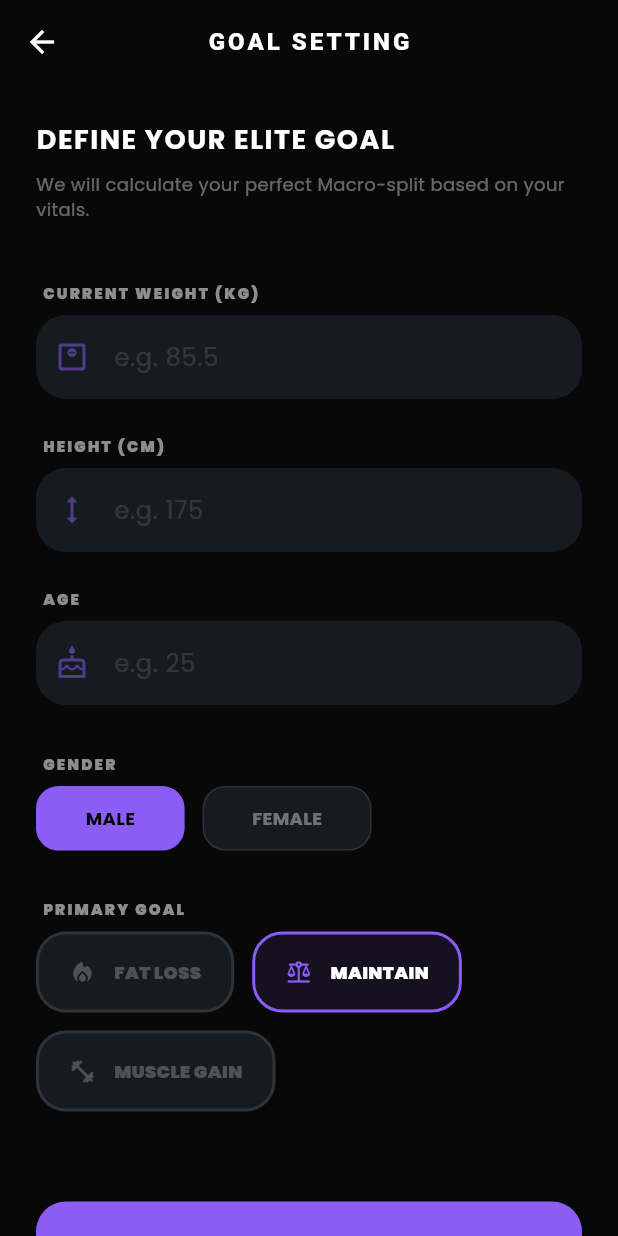
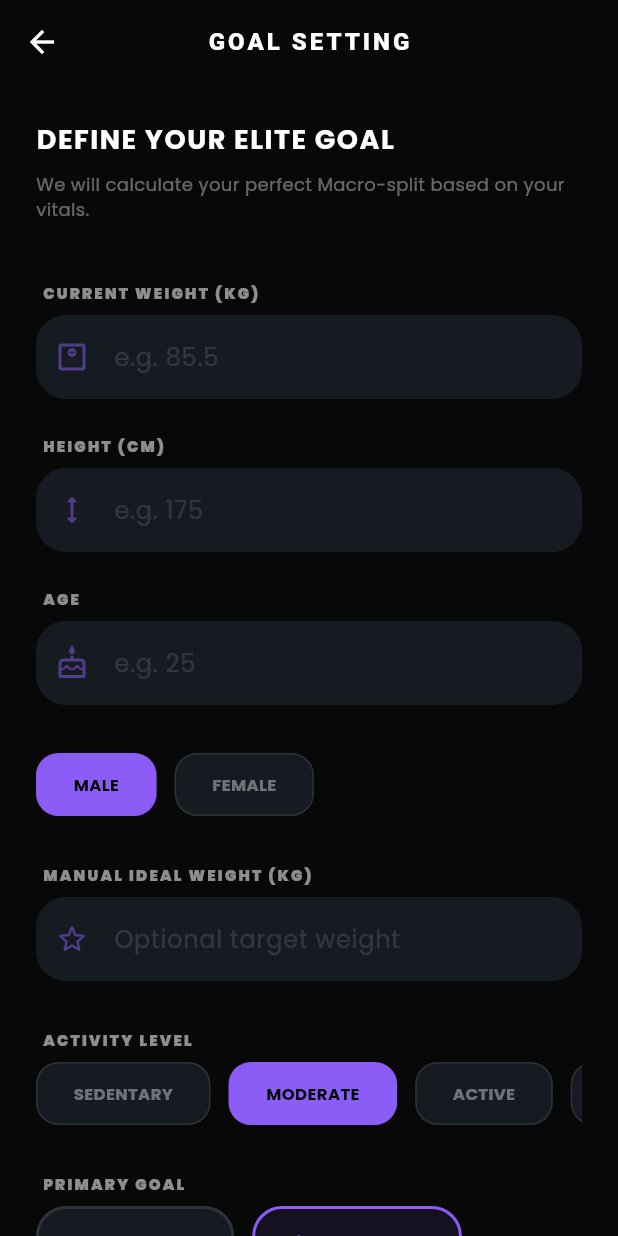
Before and after one commit to yogesh5770/slimfitness, a Flutter app: the GoalSettingView screen opened directly, on a phone screen of 412 x 824 dp. Run offline on Flutter 3.47's test engine with Material 3 defaults, Android fonts, the phone set to English and light mode, and no system bars; our stand-ins replace animate_do, device_info_plus, firebase_auth, firebase_core, firebase_database, firebase_messaging and 8 more; missing offline and left inert: flutter_background_service, flutter_background_service_android; accounts and stored records are empty; generated files the repository leaves out were written again; network calls fail.

Commit message:
Phase 14: Elite Profile Overhaul, Step Tracking Removal, and Identity Hardening

```diff
--- a/lib/goal_setting_view.dart
+++ b/lib/goal_setting_view.dart
@@ -18,8 +18,10 @@ class _GoalSettingViewState extends State<GoalSettingView> {
   final _weightController = TextEditingController();
   final _heightController = TextEditingController();
   final _ageController = TextEditingController();
+  final _idealWeightController = TextEditingController();
   String _selectedGoal = 'maintenance';
   String _selectedGender = 'male';
+  String _selectedActivity = 'moderate';
   bool _isLoading = false;
 
   @override
@@ -39,8 +41,10 @@ class _GoalSettingViewState extends State<GoalSettingView> {
         _weightController.text = (data['weight'] ?? '').toString();
         _heightController.text = (data['height'] ?? '').toString();
         _ageController.text = (data['age'] ?? '').toString();
+        _idealWeightController.text = (data['idealWeight'] ?? '').toString();
         _selectedGoal = data['goal'] ?? 'maintenance';
         _selectedGender = data['gender'] ?? 'male';
+        _selectedActivity = data['activityLevel'] ?? 'moderate';
       });
     }
   }
@@ -49,6 +53,7 @@ class _GoalSettingViewState extends State<GoalSettingView> {
     final weight = double.tryParse(_weightController.text);
     final height = double.tryParse(_heightController.text);
     final age = int.tryParse(_ageController.text);
+    final idealWeight = double.tryParse(_idealWeightController.text) ?? 0.0;
 
     if (weight == null || height == null || age == null) {
       ScaffoldMessenger.of(context).showSnackBar(const SnackBar(content: Text('Please enter valid numbers')));
@@ -66,6 +71,7 @@ class _GoalSettingViewState extends State<GoalSettingView> {
         age: age,
         isMale: _selectedGender == 'male',
         goal: _selectedGoal,
+        activityLevel: _selectedActivity,
       );
 
       final macros = VitalsService.calculateMacros(
@@ -80,6 +86,8 @@ class _GoalSettingViewState extends State<GoalSettingView> {
         'age': age,
         'gender': _selectedGender,
         'goal': _selectedGoal,
+        'activityLevel': _selectedActivity,
+        'idealWeight': idealWeight,
         'dailyCalorieTarget': calories,
         'proteinTarget': macros['protein'],
         'carbTarget': macros['carbs'],
@@ -136,13 +144,33 @@ class _GoalSettingViewState extends State<GoalSettingView> {
             _buildTextField(_ageController, 'e.g. 25', Icons.cake_outlined),
 
             const SizedBox(height: 32),
-            _buildInputLabel('GENDER'),
             Row(
               children: [
-                _buildChoiceChip('male', 'MALE'),
+                _buildChoiceChip('male', 'MALE', (v) => _selectedGender = v, _selectedGender),
                 const SizedBox(width: 12),
-                _buildChoiceChip('female', 'FEMALE'),
+                _buildChoiceChip('female', 'FEMALE', (v) => _selectedGender = v, _selectedGender),
               ],
+            ),
+
+            const SizedBox(height: 32),
+            _buildInputLabel('MANUAL IDEAL WEIGHT (KG)'),
+            _buildTextField(_idealWeightController, 'Optional target weight', Icons.star_border_rounded),
+
+            const SizedBox(height: 32),
+            _buildInputLabel('ACTIVITY LEVEL'),
+            SingleChildScrollView(
+              scrollDirection: Axis.horizontal,
+              child: Row(
+                children: [
+                  _buildChoiceChip('sedentary', 'SEDENTARY', (v) => _selectedActivity = v, _selectedActivity),
+                  const SizedBox(width: 12),
+                  _buildChoiceChip('moderate', 'MODERATE', (v) => _selectedActivity = v, _selectedActivity),
+                  const SizedBox(width: 12),
+                  _buildChoiceChip('active', 'ACTIVE', (v) => _selectedActivity = v, _selectedActivity),
+                  const SizedBox(width: 12),
+                  _buildChoiceChip('athlete', 'ATHLETE', (v) => _selectedActivity = v, _selectedActivity),
+                ],
+              ),
             ),
 
             const SizedBox(height: 32),
@@ -209,18 +237,18 @@ class _GoalSettingViewState extends State<GoalSettingView> {
     );
   }
 
-  Widget _buildChoiceChip(String value, String label) {
-    bool isSelected = _selectedGender == value;
+  Widget _buildChoiceChip(String value, String label, Function(String) onSelect, String currentVal) {
+    bool isSelected = currentVal == value;
     return GestureDetector(
-      onTap: () => setState(() => _selectedGender = value),
+      onTap: () => setState(() => onSelect(value)),
       child: Container(
-        padding: const EdgeInsets.symmetric(horizontal: 32, vertical: 12),
+        padding: const EdgeInsets.symmetric(horizontal: 24, vertical: 12),
         decoration: BoxDecoration(
           color: isSelected ? Theme.of(context).primaryColor : const Color(0xFF161B22),
           borderRadius: BorderRadius.circular(15),
           border: Border.all(color: isSelected ? Theme.of(context).primaryColor : Colors.white10),
         ),
-        child: Text(label, style: TextStyle(color: isSelected ? Colors.black : Colors.white38, fontWeight: FontWeight.bold, fontSize: 12)),
+        child: Text(label, style: TextStyle(color: isSelected ? Colors.black : Colors.white38, fontWeight: FontWeight.bold, fontSize: 11)),
       ),
     );
   }
--- a/lib/main_admin.dart
+++ b/lib/main_admin.dart
@@ -20,7 +20,6 @@ void main() async {
 
     FirebaseMessaging.onBackgroundMessage(firebaseMessagingBackgroundHandler);
     ServerTimeService().init(); // Synchronous call
-
     print("ELITE: Admin System Initialization Successful.");
   } catch (e) {
     print("ELITE ERROR: Safe Boot triggered for Admin. Initialization failed: $e");
--- a/lib/main_member.dart
+++ b/lib/main_member.dart
@@ -4,7 +4,6 @@ import 'package:firebase_messaging/firebase_messaging.dart';
 import 'package:slim_fitness_flutter/splash_view.dart';
 import 'package:slim_fitness_flutter/theme.dart';
 import 'package:slim_fitness_flutter/server_time_service.dart';
-import 'package:slim_fitness_flutter/step_service.dart';
 import 'package:slim_fitness_flutter/notification_service.dart';
 import 'firebase_options_manual.dart';
 
@@ -20,8 +19,7 @@ void main() async {
     ).timeout(const Duration(seconds: 5));
 
     FirebaseMessaging.onBackgroundMessage(firebaseMessagingBackgroundHandler);
-    ServerTimeService().init(); // Synchronous call, no timeout needed
-    await StepService().init().timeout(const Duration(seconds: 5));
+    ServerTimeService().init();
 
     print("ELITE: Member System Initialization Successful.");
   } catch (e) {
--- a/lib/vitals_service.dart
+++ b/lib/vitals_service.dart
@@ -22,6 +22,7 @@ class VitalsService {
     required int age,
     required bool isMale,
     required String goal,
+    String activityLevel = 'moderate',
   }) {
     // BMR Calculation
     double bmr;
@@ -31,8 +32,17 @@ class VitalsService {
       bmr = (10 * weight) + (6.25 * heightCm) - (5 * age) - 161;
     }
 
-    // TDEE (Total Daily Energy Expenditure) - Assuming Moderate Activity (1.55 multiplier)
-    double tdee = bmr * 1.55;
+    // TDEE Multipliers
+    double multiplier;
+    switch (activityLevel) {
+      case 'sedentary': multiplier = 1.2; break;
+      case 'lightly_active': multiplier = 1.375; break;
+      case 'active': multiplier = 1.725; break;
+      case 'athlete': multiplier = 1.9; break;
+      default: multiplier = 1.55; // moderate
+    }
+
+    double tdee = bmr * multiplier;
 
     // Adjust based on goal
     if (goal == 'fat_loss') {
```
Also changed, not shown: lib/admin_dashboard.dart (+6 -1 lines), lib/member_dashboard.dart (+11 -68 lines), lib/splash_view.dart (+7 -1 lines), lib/step_service.dart (+15 -6 lines), 1 other file.
